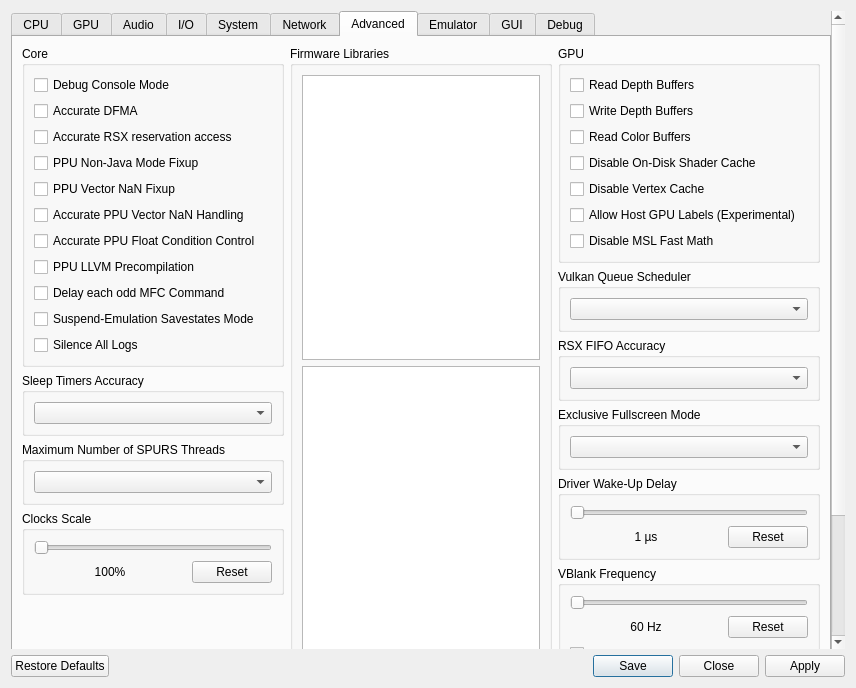
Before: the Qt Designer form rpcs3/rpcs3qt/settings_dialog.ui in RPCS3/rpcs3, drawn with Qt 5.
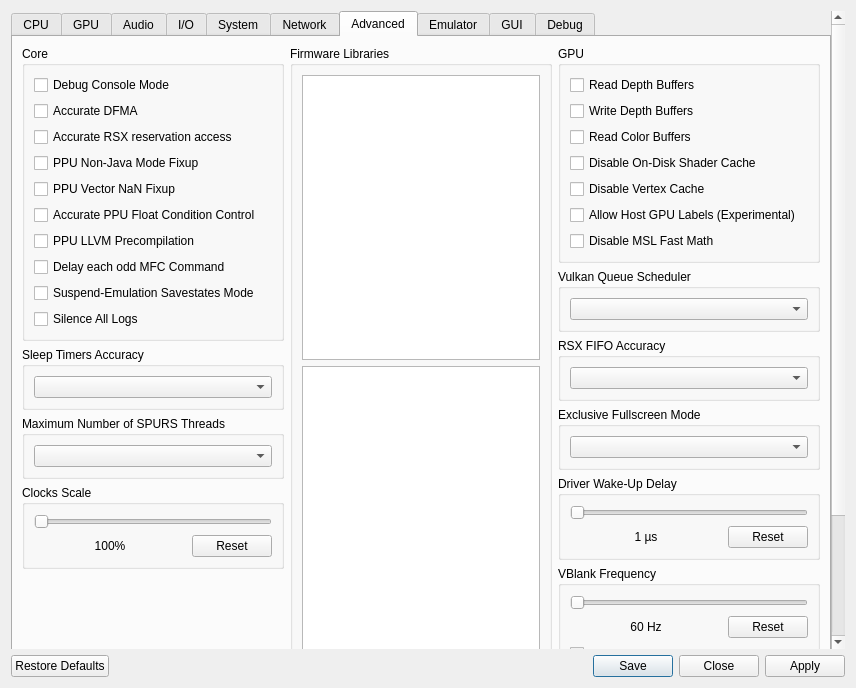
After: the same form once the commit is applied. The open tabs and pages were chosen to show the change. Icons and pictures are not drawn.

Commit message: Settings: Move Accurate PPU Vector NaN Handling to Debug

Patch:
```diff
--- a/rpcs3/rpcs3qt/settings_dialog.ui
+++ b/rpcs3/rpcs3qt/settings_dialog.ui
@@ -2379,13 +2379,6 @@
                  </property>
                 </widget>
                </item>
-               <item>
-                <widget class="QCheckBox" name="accuratePPUVNAN">
-                 <property name="text">
-                  <string>Accurate PPU Vector NaN Handling</string>
-                 </property>
-                </widget>
-               </item>
                <item>
                 <widget class="QCheckBox" name="accuratePPUFPCC">
                  <property name="text">
@@ -4212,6 +4205,13 @@
                </property>
               </widget>
              </item>
+             <item>
+              <widget class="QCheckBox" name="accuratePPUVNAN">
+               <property name="text">
+                <string>Accurate PPU Vector NaN Handling</string>
+               </property>
+              </widget>
+             </item>
              <item>
               <widget class="QCheckBox" name="accurateSpuDMA">
                <property name="text">
```
The commit also changes 2 other files.
